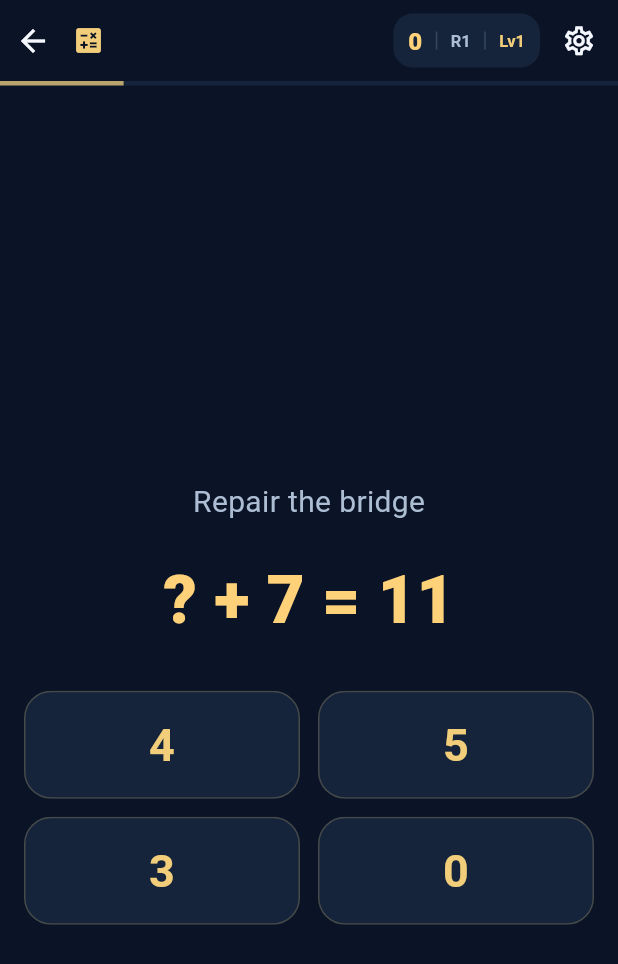
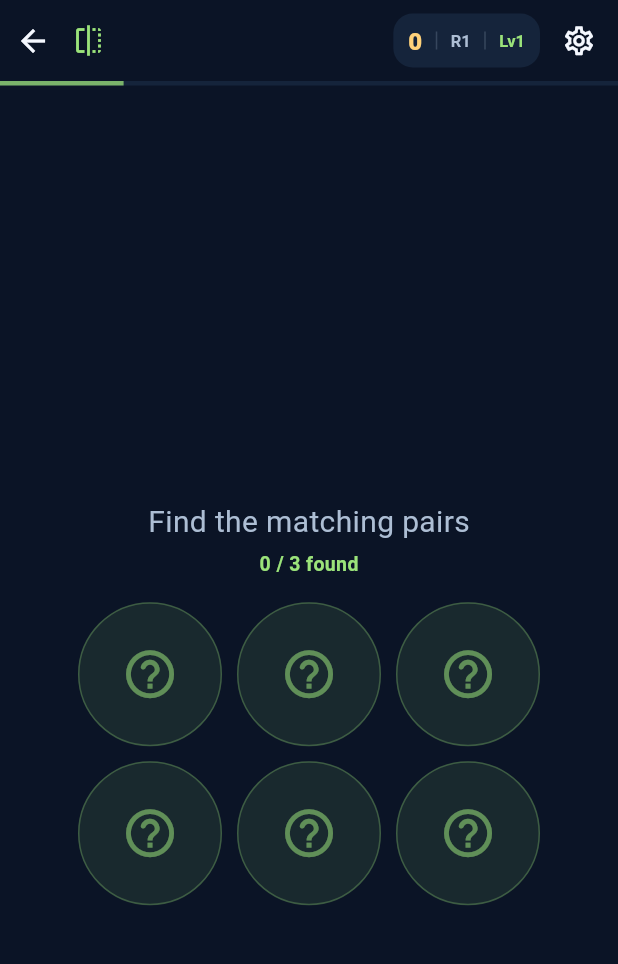
Before and after one commit to obaidbd/neuronova, a Flutter app: the screen it shows after launch, after a tap on the "arrow forward" icon, on a phone screen of 412 x 824 dp. Shown: the top 964 px of the screen. Run offline on Flutter 3.47's test engine with Material 3 defaults, Android fonts, the phone set to English and light mode, and no system bars; our stand-ins replace shared_preferences.

Commit message:
Add Flip Match: a fruit and animal pair-memory game
Seeded deal with 3-12 pairs by tier, flip two cards at a time, misses flip
back, round scored by pairs per attempt. Works solo and in 2-4 player
shared-device matches. Home grid gets a seventh card.

Co-Authored-By: Claude Sonnet 5.5 <noreply@anthropic.com>
Claude-Session: https://claude.ai/code/session_01NapQXBAcAsebSmyXs5tCnM

```diff
--- a/apps/player/lib/core/game_kind.dart
+++ b/apps/player/lib/core/game_kind.dart
@@ -7,6 +7,7 @@ enum GameKind {
   numberForge,
   wordQuest,
   pathRecall,
+  flipMatch,
 }
 
 extension GameKindInfo on GameKind {
@@ -17,6 +18,7 @@ extension GameKindInfo on GameKind {
     GameKind.numberForge => 'Number Forge',
     GameKind.wordQuest => 'Word Quest',
     GameKind.pathRecall => 'Path Recall',
+    GameKind.flipMatch => 'Flip Match',
   };
   String get blurb => switch (this) {
     GameKind.echoGrid => 'Visual memory',
@@ -25,6 +27,7 @@ extension GameKindInfo on GameKind {
     GameKind.numberForge => 'Numbers',
     GameKind.wordQuest => 'Words (EN · বাংলা · العربية)',
     GameKind.pathRecall => 'Spatial memory',
+    GameKind.flipMatch => 'Pairs & memory',
   };
   String get skillKey => switch (this) {
     GameKind.echoGrid => 'visual_memory',
@@ -33,6 +36,7 @@ extension GameKindInfo on GameKind {
     GameKind.numberForge => 'number_reasoning',
     GameKind.wordQuest => 'vocabulary',
     GameKind.pathRecall => 'spatial_memory',
+    GameKind.flipMatch => 'pair_memory',
   };
   IconData get icon => switch (this) {
     GameKind.echoGrid => Icons.grid_view,
@@ -41,6 +45,7 @@ extension GameKindInfo on GameKind {
     GameKind.numberForge => Icons.calculate,
     GameKind.wordQuest => Icons.translate,
     GameKind.pathRecall => Icons.route,
+    GameKind.flipMatch => Icons.flip,
   };
 
   /// Target completion time used by the timed score's speed factor.
@@ -51,5 +56,6 @@ extension GameKindInfo on GameKind {
     GameKind.numberForge => 7000 + tier * 800,
     GameKind.wordQuest => 5000 + tier * 300,
     GameKind.pathRecall => 8000 + tier * 1200,
+    GameKind.flipMatch => 15000 + tier * 3000,
   };
 }
--- a/apps/player/lib/features/catalog/game_presentation.dart
+++ b/apps/player/lib/features/catalog/game_presentation.dart
@@ -10,6 +10,7 @@ extension GamePresentation on GameKind {
     GameKind.numberForge => const Color(0xFFF2CE7B),
     GameKind.wordQuest => const Color(0xFF8DC8FF),
     GameKind.pathRecall => const Color(0xFFEDA4D4),
+    GameKind.flipMatch => const Color(0xFF9BE37A),
   };
   String get category => switch (this) {
     GameKind.echoGrid => 'MEMORY',
@@ -18,6 +19,7 @@ extension GamePresentation on GameKind {
     GameKind.numberForge => 'NUMBERS',
     GameKind.wordQuest => 'WORDS',
     GameKind.pathRecall => 'SPATIAL',
+    GameKind.flipMatch => 'PAIRS',
   };
   String get description => switch (this) {
     GameKind.echoGrid => 'A little glow. A sharper memory. Remember the tiles and bring the pattern back to life.',
@@ -26,6 +28,7 @@ extension GamePresentation on GameKind {
     GameKind.numberForge => 'Turn quick thinking into number magic. Find the missing answer and make every equation click.',
     GameKind.wordQuest => 'Connect words with pictures and discover familiar things in English, বাংলা and العربية.',
     GameKind.pathRecall => 'Follow a trail with your eyes, then retrace it from memory. Every step is a new challenge.',
+    GameKind.flipMatch => 'Flip the cards, remember where each fruit and animal hides, and match every pair.',
   };
   List<String> get instructions => switch (this) {
     GameKind.echoGrid => [
@@ -58,5 +61,10 @@ extension GamePresentation on GameKind {
       'Start at S and tap neighbouring tiles to retrace it.',
       'Follow the direction shown; some levels ask you to walk backwards.',
     ],
+    GameKind.flipMatch => [
+      'Tap a card to flip it, then tap a second card.',
+      'Matching pictures stay open; different ones flip back, so remember where they are.',
+      'Find every pair. Fewer missed tries means a higher score.',
+    ],
   };
 }
--- /dev/null
+++ b/apps/player/lib/features/gameplay/games/flip_match_game.dart
@@ -0,0 +1,181 @@
+import 'dart:async';
+
+import 'package:flutter/material.dart';
+
+import '../../../app/theme.dart';
+import '../../../core/game_kind.dart';
+import '../../../game/rules/flip_match.dart';
+import '../../catalog/game_presentation.dart';
+import '../round_shell.dart';
+
+/// Flip two cards at a time and match every fruit / animal pair.
+class FlipMatchGame extends StatefulWidget {
+  const FlipMatchGame({
+    super.key,
+    required this.tier,
+    required this.seed,
+    required this.onFinished,
+  });
+  final int tier, seed;
+  final OutcomeCallback onFinished;
+  @override
+  State<FlipMatchGame> createState() => _S();
+}
+
+class _S extends State<FlipMatchGame> {
+  late final FlipPuzzle p = FlipPuzzle.generate(
+    tier: widget.tier,
+    seed: widget.seed,
+  );
+  late final List<bool> matched = List.filled(p.cards.length, false);
+  int? first, second;
+  int mistakes = 0, foundPairs = 0;
+  bool locked = false, done = false;
+  Timer? _hide;
+
+  @override
+  void dispose() {
+    _hide?.cancel();
+    super.dispose();
+  }
+
+  bool _faceUp(int i) => matched[i] || i == first || i == second;
+
+  void _flip(int i) {
+    if (locked || done || matched[i] || i == first) return;
+    if (first == null) {
+      setState(() => first = i);
+      return;
+    }
+    setState(() => second = i);
+    if (p.isMatch(first!, i)) {
+      matched[first!] = matched[i] = true;
+      foundPairs++;
+      setState(() {
+        first = null;
+        second = null;
+      });
+      if (foundPairs == p.pairs) _finish();
+      return;
+    }
+    mistakes++;
+    locked = true;
+    _hide = Timer(const Duration(milliseconds: 750), () {
+      if (!mounted) return;
+      setState(() {
+        first = null;
+        second = null;
+        locked = false;
+      });
+    });
+  }
+
+  void _finish() {
+    done = true;
+    final r = p.evaluate(mistakes: mistakes);
+    widget.onFinished(
+      RoundOutcome(
+        accuracy: r.accuracy,
+        perfect: r.perfect,
+        message: r.mistakes == 0
+            ? 'All ${p.pairs} pairs with no misses!'
+            : '${p.pairs} pairs, ${r.mistakes} missed '
+                  '${r.mistakes == 1 ? 'try' : 'tries'}',
+      ),
+    );
+  }
+
+  @override
+  Widget build(BuildContext context) {
+    final accent = GameKind.flipMatch.accent;
+    return Column(
+      mainAxisAlignment: MainAxisAlignment.center,
+      children: [
+        Text(
+          'Find the matching pairs',
+          style: const TextStyle(fontSize: 20, color: NovaColors.textSecondary),
+        ),
+        const SizedBox(height: 4),
+        Text(
+          '$foundPairs / ${p.pairs} found',
+          key: const Key('pairs-found'),
+          style: TextStyle(
+            fontSize: 13,
+            fontWeight: FontWeight.w700,
+            color: accent,
+          ),
+        ),
+        const SizedBox(height: 16),
+        LayoutBuilder(
+          builder: (context, constraints) {
+            const gap = 10.0;
+            final size = ((constraints.maxWidth - gap * (p.cols - 1)) / p.cols)
+                .clamp(48.0, 96.0);
+            return Wrap(
+              spacing: gap,
+              runSpacing: gap,
+              alignment: WrapAlignment.center,
+              children: [
+                for (var i = 0; i < p.cards.length; i++) _card(i, size, accent),
+              ],
+            );
+          },
+        ),
+      ],
+    );
+  }
+
+  Widget _card(int i, double size, Color accent) {
+    final up = _faceUp(i);
+    final symbol = flipSymbols[p.cards[i]];
+    final isMatched = matched[i];
+    return SizedBox(
+      width: size,
+      height: size,
+      child: Semantics(
+        button: true,
+        label: up
+            ? 'Card ${i + 1}: ${symbol.name}${isMatched ? ', matched' : ''}'
+            : 'Card ${i + 1}, face down',
+        excludeSemantics: true,
+        onTap: () => _flip(i),
+        child: Material(
+          color: Colors.transparent,
+          child: AnimatedContainer(
+            duration: MediaQuery.disableAnimationsOf(context)
+                ? Duration.zero
+                : const Duration(milliseconds: 180),
+            decoration: BoxDecoration(
+              color: up
+                  ? (isMatched
+                        ? accent.withValues(alpha: .16)
+                        : NovaColors.surface)
+                  : accent.withValues(alpha: .10),
+              borderRadius: BorderRadius.circular(size / 2),
+              border: Border.all(
+                color: isMatched
+                    ? accent
+                    : accent.withValues(alpha: up ? .7 : .28),
+                width: isMatched || up ? 2 : 1,
+              ),
+            ),
+            child: InkWell(
+              key: Key('card-$i'),
+              customBorder: const CircleBorder(),
+              onTap: () => _flip(i),
+              child: Center(
+                child: up
+                    ? Text(symbol.emoji, style: TextStyle(fontSize: size * .5))
+                    : Icon(
+                        Icons.help_outline_rounded,
+                        size: size * .4,
+                        color: accent.withValues(alpha: .55),
+                      ),
+              ),
+            ),
+          ),
+        ),
+      ),
+    );
+  }
+}
--- a/apps/player/lib/features/gameplay/round_journey.dart
+++ b/apps/player/lib/features/gameplay/round_journey.dart
@@ -37,6 +37,11 @@ String roundTip(GameKind kind, int round) {
       'Remember each turn as well as each step.',
       'Break the route into short sections.',
       'Check the direction: some routes run backwards.',
+    ],
+    GameKind.flipMatch => [
+      'Flip near each other first, then you can remember neighbours.',
+      'Say each picture to yourself as you flip it.',
+      'Remember the corners and edges first.',
     ],
   };
   return tips[round % tips.length];
--- a/apps/player/lib/features/gameplay/round_shell.dart
+++ b/apps/player/lib/features/gameplay/round_shell.dart
@@ -23,7 +23,9 @@ import '../../core/progress_store.dart';
 import '../../game/rules/adaptive.dart';
 import '../../game/rules/scoring.dart';
 import '../../game/rules/difficulty.dart';
+import 'games/flip_match_game.dart';
 import 'games/focus_dash_game.dart';
+import '../../game/rules/flip_match.dart';
 import 'games/number_forge_game.dart';
 import 'games/path_recall_game.dart';
 import 'games/pattern_portal_game.dart';
@@ -135,6 +137,10 @@ class _RoundShellState extends State<RoundShell> {
       case GameKind.pathRecall:
         final p = PathPuzzle.generate(tier: tier, seed: seed);
         final result = p.evaluate(succeeds ? p.expected.sublist(1) : <int>[]);
+        return RoundOutcome(accuracy: result.accuracy, perfect: result.perfect);
+      case GameKind.flipMatch:
+        final p = FlipPuzzle.generate(tier: tier, seed: seed);
+        final result = p.evaluate(mistakes: succeeds ? p.pairs ~/ 4 : p.pairs);
         return RoundOutcome(accuracy: result.accuracy, perfect: result.perfect);
       case GameKind.echoGrid:
         throw StateError('Echo Grid has its own screen');
@@ -342,6 +348,13 @@ class _RoundShellState extends State<RoundShell> {
           seed: seed,
           onFinished: _finish,
         );
+      case GameKind.flipMatch:
+        return FlipMatchGame(
+          key: key,
+          tier: tier,
+          seed: seed,
+          onFinished: _finish,
+        );
       case GameKind.echoGrid:
         throw StateError('Echo Grid has its own screen');
     }
--- /dev/null
+++ b/apps/player/lib/game/rules/flip_match.dart
@@ -0,0 +1,107 @@
+import 'dart:math';
+
+/// A fruit or animal that can appear on a pair of cards.
+class FlipSymbol {
+  const FlipSymbol(this.emoji, this.name);
+  final String emoji, name;
+}
+
+const flipSymbols = <FlipSymbol>[
+  FlipSymbol('🍎', 'apple'),
+  FlipSymbol('🍌', 'banana'),
+  FlipSymbol('🍇', 'grapes'),
+  FlipSymbol('🍓', 'strawberry'),
+  FlipSymbol('🍉', 'watermelon'),
+  FlipSymbol('🍊', 'orange'),
+  FlipSymbol('🍒', 'cherries'),
+  FlipSymbol('🍍', 'pineapple'),
+  FlipSymbol('🥝', 'kiwi'),
+  FlipSymbol('🍑', 'peach'),
+  FlipSymbol('🐯', 'tiger'),
+  FlipSymbol('🐰', 'rabbit'),
+  FlipSymbol('🐼', 'panda'),
+  FlipSymbol('🦁', 'lion'),
+  FlipSymbol('🐸', 'frog'),
+  FlipSymbol('🐵', 'monkey'),
+  FlipSymbol('🐶', 'dog'),
+  FlipSymbol('🐱', 'cat'),
+  FlipSymbol('🐘', 'elephant'),
+  FlipSymbol('🐮', 'cow'),
+];
+
+class FlipResult {
+  const FlipResult({
+    required this.accuracy,
+    required this.perfect,
+    required this.mistakes,
+  });
+  final double accuracy;
+  final bool perfect;
+  final int mistakes;
+}
+
+/// Flip two cards at a time and find every matching pair of fruits / animals.
+/// Every card is face down; the layout comes from [seed] so it is repeatable.
+class FlipPuzzle {
+  FlipPuzzle({
+    required this.pairs,
+    required this.cols,
+    required this.cards,
+    required this.tier,
+    required this.seed,
+  });
+
+  final int pairs, cols, tier, seed;
+
+  /// Index into [flipSymbols] for each card position; each value appears twice.
+  final List<int> cards;
+
+  /// Pairs per tier: 3, 4, 5, 6, 8, 9, 10, 12, 12, 12 (6 to 24 cards).
+  static int pairsForTier(int tier) =>
+      const [3, 4, 5, 6, 8, 9, 10, 12, 12, 12][tier.clamp(1, 10) - 1];
+
+  static int colsFor(int cardCount) => switch (cardCount) {
+    6 || 18 => 3,
+    10 => 5,
+    _ => 4,
+  };
+
+  static FlipPuzzle generate({required int tier, required int seed}) {
+    final t = tier.clamp(1, 10);
+    final rng = Random(seed);
+    final pairs = pairsForTier(t);
+    final ids = List<int>.generate(flipSymbols.length, (i) => i)..shuffle(rng);
+    final cards = <int>[
+      for (final id in ids.take(pairs)) ...[id, id],
+    ]..shuffle(rng);
+    return FlipPuzzle(
+      pairs: pairs,
+      cols: colsFor(cards.length),
+      cards: cards,
+      tier: t,
+      seed: seed,
+    );
+  }
+
+  bool isMatch(int a, int b) => a != b && cards[a] == cards[b];
+
+  /// Positions of the second card of each pair, given the first; for tests.
+  int partnerOf(int index) {
+    for (var i = 0; i < cards.length; i++) {
+      if (i != index && cards[i] == cards[index]) return i;
+    }
+    return index;
+  }
+
+  /// Accuracy is pairs found per attempt. A round counts as a success when at
+  /// least 70% of attempts were right, so a good memory is rewarded but a few
+  /// misses are fine.
+  FlipResult evaluate({required int mistakes}) {
+    final accuracy = pairs / (pairs + max(0, mistakes));
+    return FlipResult(
+      accuracy: accuracy,
+      perfect: accuracy >= .7,
+      mistakes: mistakes,
+    );
+  }
+}
```
Also changed, not shown: 4 other files.
